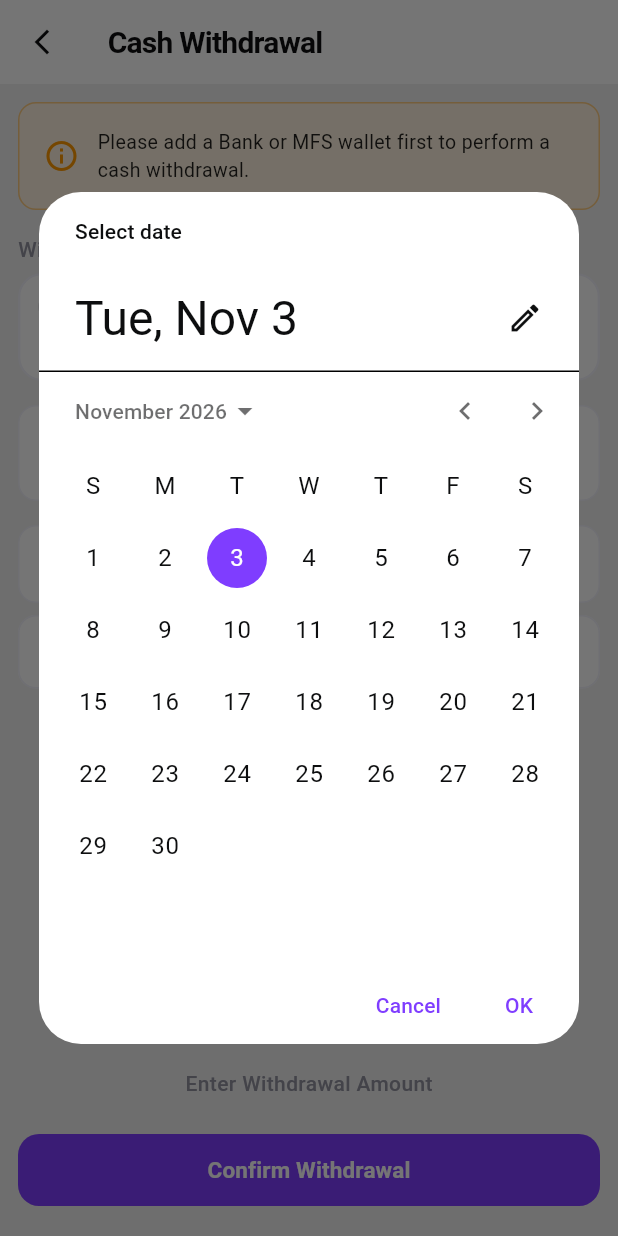
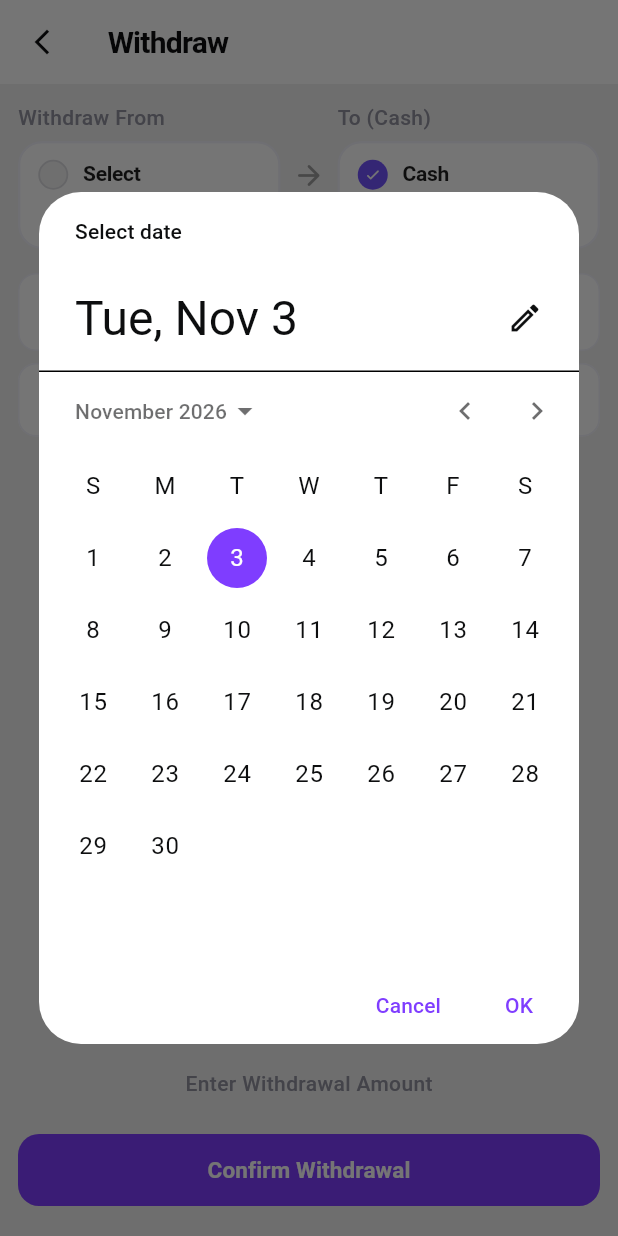
Before and after one commit to mahmudul-jony/financeapp-replica, a Flutter app: the WithdrawScreen screen opened directly, after a tap on an icon or button, on a phone screen of 412 x 824 dp. Run offline on Flutter 3.47's test engine with Material 3 defaults, Android fonts, the light colour scheme and no system bars; our stand-ins replace connectivity_plus, google_sign_in, image_picker, package_info_plus, sqflite; accounts and stored records are empty; network calls fail.

Commit message:
Fixing Withdraw feature with minor changes

```diff
--- a/lib/screens/manage_screen.dart
+++ b/lib/screens/manage_screen.dart
@@ -56,6 +56,7 @@ class ManageScreen extends StatelessWidget {
                 return Stack(
                   children: [
                     AccountCard(data: cardData),
+                    if (!w.isDefault)
                       Positioned(
                         top: 12,
                         right: 12,
--- a/lib/screens/withdraw_screen.dart
+++ b/lib/screens/withdraw_screen.dart
@@ -80,7 +80,7 @@ class _WithdrawScreenState extends State<WithdrawScreen> {
           icon: const Icon(Icons.arrow_back_ios_new, color: AppColors.primaryText, size: 20),
           onPressed: () => _isSelectingSource ? setState(() => _isSelectingSource = false) : Navigator.pop(context),
         ),
-        title: const Text('Cash Withdrawal', style: AppTypography.title),
+        title: const Text('Withdraw', style: AppTypography.title),
         centerTitle: false,
       ),
       body: Column(
@@ -100,33 +100,8 @@ class _WithdrawScreenState extends State<WithdrawScreen> {
                       child: Column(
                         crossAxisAlignment: CrossAxisAlignment.start,
                         children: [
-                          if (withdrawableWallets.isEmpty) ...[
-                            Container(
-                              width: double.infinity,
-                              padding: const EdgeInsets.all(16),
-                              decoration: BoxDecoration(
-                                color: Colors.orange.shade50,
-                                borderRadius: BorderRadius.circular(12),
-                                border: Border.all(color: Colors.orange.shade200),
-                              ),
-                              child: const Row(
-                                children: [
-                                  Icon(Icons.info_outline, color: Colors.orange),
-                                  SizedBox(width: 12),
-                                  Expanded(
-                                    child: Text(
-                                      'Please add a Bank or MFS wallet first to perform a cash withdrawal.',
-                                      style: TextStyle(color: Colors.black87, fontSize: 13),
-                                    ),
-                                  ),
-                                ],
-                              ),
-                            ),
-                            const SizedBox(height: 16),
-                          ],
-
                           if (_isSelectingSource) ...[
-                            const Text('Select Source Wallet', style: AppTypography.caption),
+                            const Text('Select Withdraw From', style: AppTypography.caption),
                             const SizedBox(height: 6),
                             AppWalletSelector(
                               selectedAccount: _sourceWallet?.name ?? 'Select Wallet',
@@ -157,7 +132,7 @@ class _WithdrawScreenState extends State<WithdrawScreen> {
                                 ),
                                 const Padding(
                                   padding: EdgeInsets.fromLTRB(8, 38, 8, 0),
-                                  child: Icon(Icons.arrow_forward_rounded, color: AppColors.primaryPurple, size: 22),
+                                  child: Icon(Icons.arrow_forward_rounded, color: Colors.grey, size: 22),
                                 ),
                                 Expanded(
                                   child: AppStaticWalletCard(
@@ -166,39 +141,13 @@ class _WithdrawScreenState extends State<WithdrawScreen> {
                                       'balance': AppFormat.currency(defaultCashWallet.balance),
                                       'color': Color(defaultCashWallet.color),
                                     },
-                                    label: 'Destination (Cash)',
+                                    label: 'To (Cash)',
                                     onTap: () {}, // Fixed to Cash wallet
                                   ),
                                 ),
                               ],
                             ),
                           ],
-
-                          const SizedBox(height: 16),
-
-                          // Read-Only Category Indicator
-                          Container(
-                            padding: const EdgeInsets.symmetric(horizontal: 16, vertical: 12),
-                            decoration: BoxDecoration(
-                              color: Colors.white,
-                              borderRadius: BorderRadius.circular(12),
-                              border: Border.all(color: AppColors.borderGrey),
-                            ),
-                            child: const Row(
-                              children: [
-                                Icon(Icons.local_atm_outlined, color: AppColors.primaryPurple, size: 22),
-                                SizedBox(width: 12),
-                                Column(
-                                  crossAxisAlignment: CrossAxisAlignment.start,
-                                  children: [
-                                    Text('Category', style: TextStyle(color: Colors.grey, fontSize: 11)),
-                                    SizedBox(height: 2),
-                                    Text('Cash Withdrawal', style: TextStyle(fontWeight: FontWeight.bold, fontSize: 14)),
-                                  ],
-                                ),
-                              ],
-                            ),
-                          ),
 
                           const SizedBox(height: 16),
                           AppSelectionField(
--- a/lib/widgets/app_components.dart
+++ b/lib/widgets/app_components.dart
@@ -668,29 +668,31 @@ class _AppErrorBannerState extends State<AppErrorBanner> {
     if (_visibleMessage == null || _visibleMessage!.isEmpty) return const SizedBox.shrink();
     return Container(
       width: double.infinity,
-      padding: const EdgeInsets.symmetric(horizontal: 20, vertical: 10),
-      decoration: BoxDecoration(
-        color: Colors.red.shade50,
-        border: Border(bottom: BorderSide(color: Colors.red.shade100)),
+      padding: const EdgeInsets.symmetric(horizontal: 20, vertical: 12),
+      decoration: const BoxDecoration(
+        color: Color(0xFFDC2626), // Red background
       ),
+      child: SafeArea(
+        bottom: false,
         child: Row(
           children: [
-          Icon(Icons.error_outline_rounded, color: Colors.red.shade700, size: 18),
+            const Icon(Icons.error_outline_rounded, color: Colors.white, size: 20),
             const SizedBox(width: 10),
             Expanded(
               child: Text(
                 _visibleMessage!,
-              style: TextStyle(color: Colors.red.shade700, fontSize: 13, fontWeight: FontWeight.w500),
+                style: const TextStyle(color: Colors.white, fontSize: 13, fontWeight: FontWeight.w600),
               ),
             ),
             IconButton(
               onPressed: _hideBanner,
-            icon: Icon(Icons.close_rounded, size: 16, color: Colors.red.shade300),
+              icon: const Icon(Icons.close_rounded, size: 18, color: Colors.white70),
               padding: EdgeInsets.zero,
               constraints: const BoxConstraints(),
             ),
           ],
         ),
+      ),
     );
   }
 }
--- a/lib/widgets/quick_actions.dart
+++ b/lib/widgets/quick_actions.dart
@@ -27,7 +27,11 @@ class QuickActionsGrid extends StatelessWidget {
 
   @override
   Widget build(BuildContext context) {
-    final walletCount = context.watch<FinanceProvider>().wallets.length;
+    final provider = context.watch<FinanceProvider>();
+    final walletCount = provider.wallets.length;
+    final nonCashWalletsCount = provider.activeWallets
+        .where((w) => !w.isDefault && w.name.toLowerCase() != 'cash')
+        .length;
 
     return LayoutBuilder(
       builder: (context, constraints) {
@@ -37,8 +41,17 @@ class QuickActionsGrid extends StatelessWidget {
           runSpacing: AppSpacing.verticalGap.height!,
           children: actions.map((action) {
             bool isDisabled = false;
+            String disabledReason = '';
+
             if (action.label == 'Transfer' && walletCount < 2) {
               isDisabled = true;
+              disabledReason = 'Add at least 2 wallets to use Transfer';
+            } else if (action.label == 'Withdraw' && nonCashWalletsCount == 0) {
+              isDisabled = true;
+              disabledReason = 'Add a Bank or MFS wallet to use Withdraw';
+            } else if (action.label == 'Assets') {
+              isDisabled = true;
+              disabledReason = 'Assets feature coming soon';
             }
 
             return SizedBox(
@@ -49,7 +62,7 @@ class QuickActionsGrid extends StatelessWidget {
                 onTap: () {
                   if (isDisabled) {
                     ScaffoldMessenger.of(context).showSnackBar(
-                      const SnackBar(content: Text('Add at least 2 wallets to use Transfer')),
+                      SnackBar(content: Text(disabledReason)),
                     );
                     return;
                   }
--- a/lib/widgets/summary_card.dart
+++ b/lib/widgets/summary_card.dart
@@ -183,13 +183,13 @@ class SummaryCard extends StatelessWidget {
                                 ),
                                 const SizedBox(height: 2),
                                 const Text(
-                                  "Expanse of\nincome",
+                                  "Expense",
                                   textAlign: TextAlign.center,
                                   style: TextStyle(
                                     color: Colors.white,
-                                    fontSize: 10.5,
+                                    fontSize: 12,
                                     height: 1.15,
-                                    fontWeight: FontWeight.w400,
+                                    fontWeight: FontWeight.w500,
                                   ),
                                 ),
                               ],
```
Also changed, not shown: lib/screens/analytics_dashboard_screen.dart (+20 -1 lines), lib/services/auth_service.dart (+50 -4 lines), assets/images/logo.png. Lines whose indentation alone changed are shown as unchanged.
